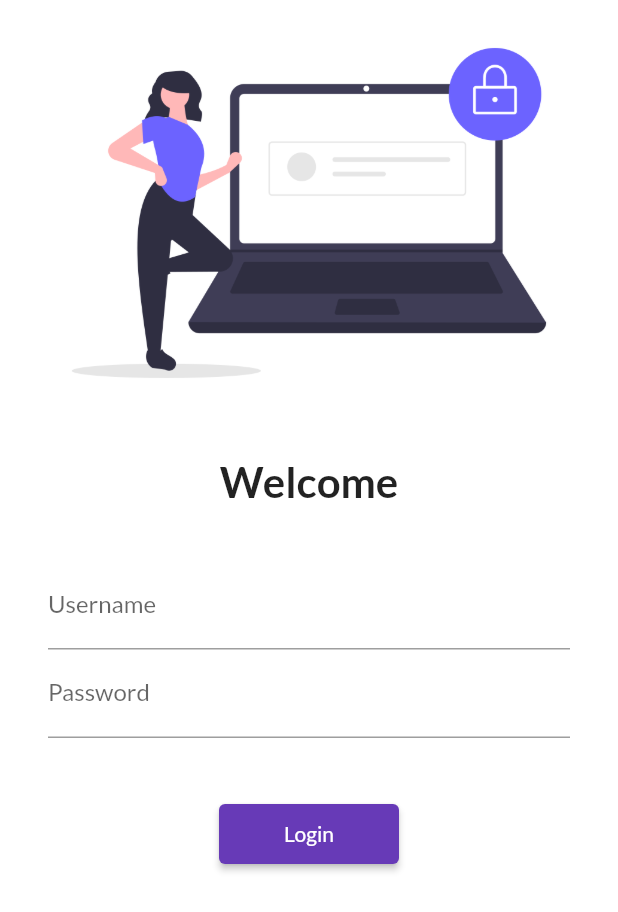
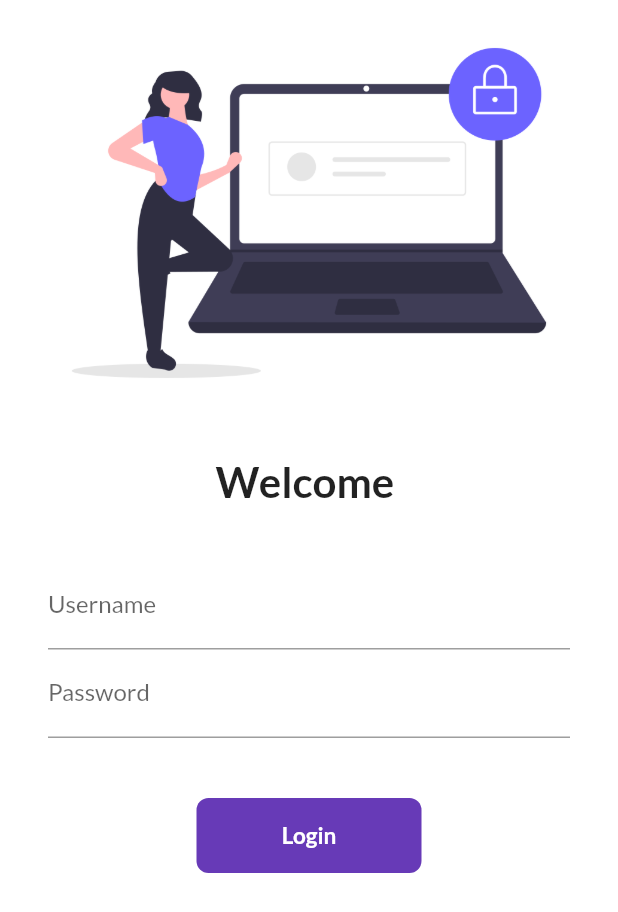
Before and after one commit to Umadaan17/Learnflutter, a Flutter app: the screen it shows after launch, on a phone screen of 412 x 824 dp. Shown: the top 912 px of the screen. Run offline on Flutter 3.47's test engine with Material 2 defaults, Android fonts, the phone set to English and light mode, and no system bars; our stand-ins replace google_fonts.

Commit message:
Day 5 Complete

```diff
--- a/lib/pages/login_page.dart
+++ b/lib/pages/login_page.dart
@@ -3,7 +3,14 @@
 import 'package:flutter/material.dart';
 import 'package:flutter_application_1/utils/routes.dart';
 
-class LoginPage extends StatelessWidget {
+class LoginPage extends StatefulWidget {
+  @override
+  State<LoginPage> createState() => _LoginPageState();
+}
+
+class _LoginPageState extends State<LoginPage> {
+  String name = "";
+  bool changebutton = false;
   @override
   Widget build(BuildContext context) {
     return Material(
@@ -17,7 +24,7 @@ class LoginPage extends StatelessWidget {
               ),
               SizedBox(height: 20.0),
               Text(
-                "Welcome",
+                "Welcome $name",
                 style: TextStyle(
                   fontSize: 28,
                   fontWeight: FontWeight.bold,
@@ -32,6 +39,10 @@ class LoginPage extends StatelessWidget {
                     TextFormField(
                       decoration: InputDecoration(
                           hintText: "Enter UserName", labelText: "Username"),
+                      onChanged: (value) {
+                        name = value;
+                        setState(() {});
+                      },
                     ),
                     TextFormField(
                       obscureText: true,
@@ -39,13 +50,48 @@ class LoginPage extends StatelessWidget {
                           hintText: "Enter Password", labelText: "Password"),
                     ),
                     SizedBox(height: 40.0),
-                    ElevatedButton(
-                      child: Text("Login"),
-                      style: TextButton.styleFrom(minimumSize: Size(120, 40)),
-                      onPressed: () {
+                    InkWell(
+                      onTap: () async {
+                        setState(() {
+                          changebutton = true;
+                        });
+
+                        await Future.delayed(Duration(seconds: 1));
+                        // ignore: use_build_context_synchronously
                         Navigator.pushNamed(context, MyRoutes.HomeRoute);
                       },
-                    ),
+                      child: AnimatedContainer(
+                        duration: Duration(seconds: 1),
+                        width: changebutton ? 50 : 150,
+                        height: 50,
+                        alignment: Alignment.center,
+                        // ignore: sort_child_properties_last
+                        child: changebutton
+                            ? Icon(
+                                Icons.done,
+                                color: Colors.white,
+                              )
+                            : Text(
+                                "Login",
+                                style: TextStyle(
+                                    color: Colors.white,
+                                    fontWeight: FontWeight.bold,
+                                    fontSize: 15),
+                              ),
+                        decoration: BoxDecoration(
+                          color: Colors.deepPurple,
+                          borderRadius:
+                              BorderRadius.circular(changebutton ? 50 : 8),
+                        ),
+                      ),
+                    )
+                    // ElevatedButton(
+                    //   child: Text("Login"),
+                    //   style: TextButton.styleFrom(minimumSize: Size(120, 40)),
+                    //   onPressed: () {
+                    //     Navigator.pushNamed(context, MyRoutes.HomeRoute);
+                    //   },
+                    // ),
                   ],
                 ),
               )
```
